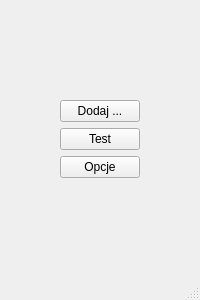
Qt form ui/main.ui (BStalewski/lanler) before a commit.
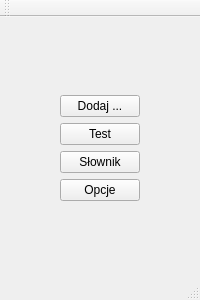
The same form after that commit.

Commit message: Added dictionary button

```diff
--- a/ui/main.ui
+++ b/ui/main.ui
@@ -68,6 +68,13 @@
           </property>
          </widget>
         </item>
+        <item>
+         <widget class="QPushButton" name="dictionaryButton">
+          <property name="text">
+           <string>Słownik</string>
+          </property>
+         </widget>
+        </item>
         <item>
          <widget class="QPushButton" name="optionsButton">
           <property name="text">
@@ -118,6 +125,17 @@
    </property>
   </widget>
   <widget class="QStatusBar" name="userName"/>
+  <widget class="QToolBar" name="toolBar">
+   <property name="windowTitle">
+    <string>toolBar</string>
+   </property>
+   <attribute name="toolBarArea">
+    <enum>TopToolBarArea</enum>
+   </attribute>
+   <attribute name="toolBarBreak">
+    <bool>false</bool>
+   </attribute>
+  </widget>
  </widget>
  <resources/>
  <connections/>
```
The commit also changes 7 other files.
